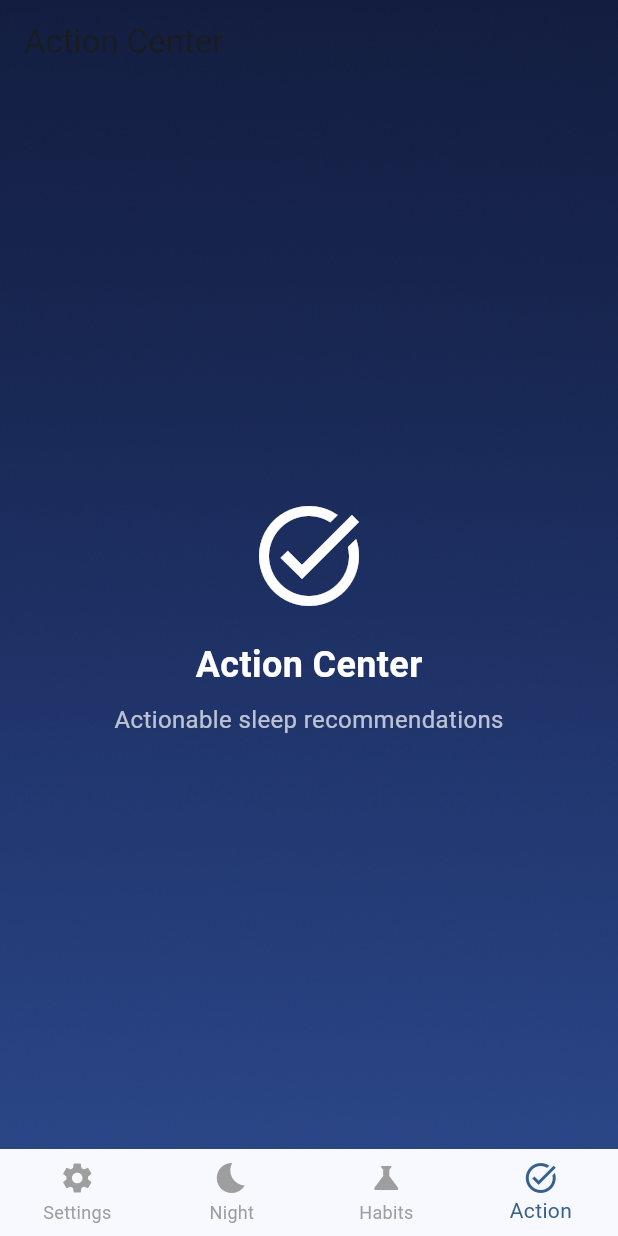
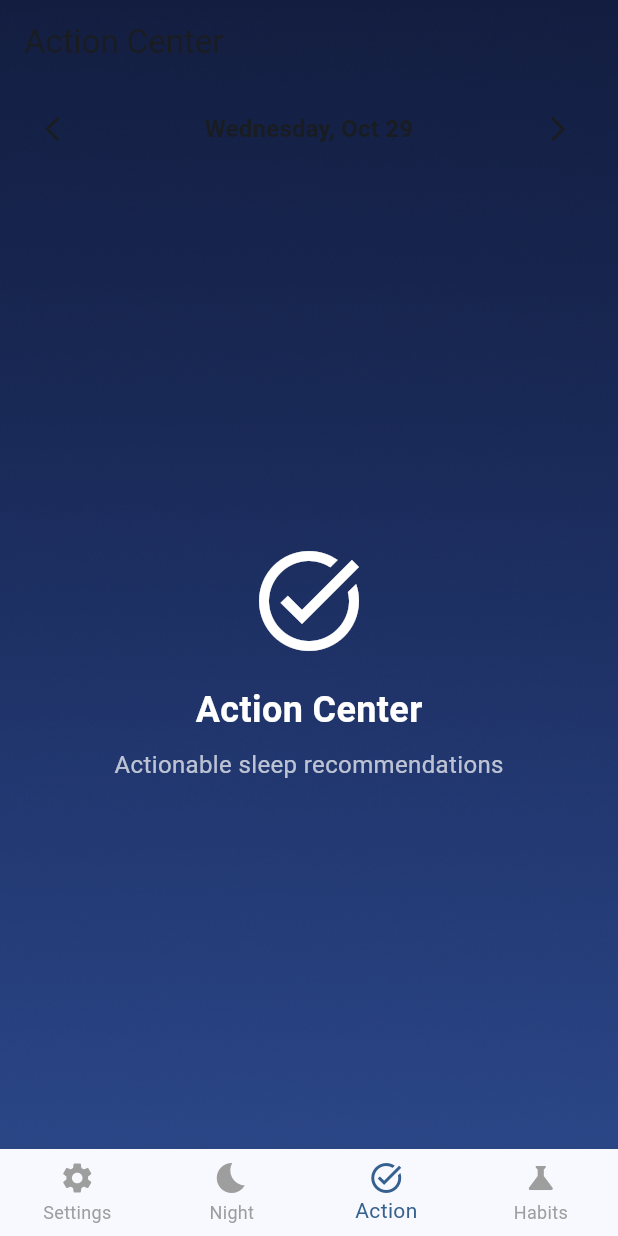
Before and after one commit to Veit-Kramer-Schoeggl/sleepbalance, a Flutter app: the screen it shows after launch, after a tap on "Complete Setup", on a phone screen of 412 x 824 dp. Run offline on Flutter 3.47's test engine with Material 3 defaults, Android fonts, the phone set to English and light mode, and no system bars; our stand-ins replace shared_preferences.

Commit message:
adds  Date Formatter Utility, Reusable Header Widget and integrates it into night review and action center  Both screens converted to StatefulWidget for date state management

```diff
--- /dev/null
+++ b/lib/core/utils/date_formatter.dart
@@ -0,0 +1,72 @@
+import 'package:intl/intl.dart';
+
+class DateFormatter {
+  static final DateFormat _germanDateFormat = DateFormat('EEEE, dd.MM.yyyy', 'de_DE');
+  static final DateFormat _englishDateFormat = DateFormat('EEEE, MMM dd, yyyy', 'en_US');
+  static final DateFormat _germanWeekdayFormat = DateFormat('EEEE', 'de_DE');
+  static final DateFormat _englishWeekdayFormat = DateFormat('EEEE', 'en_US');
+
+  /// Formats date for German locale (24-hour format)
+  /// Example: "Dienstag, 29.10.2024"
+  static String formatDateGerman(DateTime date) {
+    return _germanDateFormat.format(date);
+  }
+
+  /// Formats date for English locale (12-hour AM/PM format)
+  /// Example: "Tuesday, Oct 29, 2024"
+  static String formatDateEnglish(DateTime date) {
+    return _englishDateFormat.format(date);
+  }
+
+  /// Auto-detects system locale and formats accordingly
+  /// Falls back to English if locale detection fails
+  static String formatDateLocalized(DateTime date) {
+    final String locale = Intl.getCurrentLocale();
+
+    if (locale.startsWith('de')) {
+      return formatDateGerman(date);
+    } else {
+      return formatDateEnglish(date);
+    }
+  }
+
+  /// Gets weekday name in German
+  /// Example: "Dienstag"
+  static String getWeekdayNameGerman(DateTime date) {
+    return _germanWeekdayFormat.format(date);
+  }
+
+  /// Gets weekday name in English
+  /// Example: "Tuesday"
+  static String getWeekdayNameEnglish(DateTime date) {
+    return _englishWeekdayFormat.format(date);
+  }
+
+  /// Gets weekday name based on system locale
+  static String getWeekdayNameLocalized(DateTime date) {
+    final String locale = Intl.getCurrentLocale();
+
+    if (locale.startsWith('de')) {
+      return getWeekdayNameGerman(date);
+    } else {
+      return getWeekdayNameEnglish(date);
+    }
+  }
+
+  /// Formats date for display in the navigation header
+  /// Returns format: "Weekday, Date"
+  /// Example: "Tuesday, Oct 29" or "Dienstag, 29.10"
+  static String formatForHeader(DateTime date) {
+    final String locale = Intl.getCurrentLocale();
+
+    if (locale.startsWith('de')) {
+      final weekday = getWeekdayNameGerman(date);
+      final dateStr = DateFormat('dd.MM', 'de_DE').format(date);
+      return '$weekday, $dateStr';
+    } else {
+      final weekday = getWeekdayNameEnglish(date);
+      final dateStr = DateFormat('MMM dd', 'en_US').format(date);
+      return '$weekday, $dateStr';
+    }
+  }
+}
--- a/lib/features/action_center/presentation/screens/action_screen.dart
+++ b/lib/features/action_center/presentation/screens/action_screen.dart
@@ -1,9 +1,17 @@
 import 'package:flutter/material.dart';
 import '../../../../shared/widgets/ui/background_wrapper.dart';
+import '../../../../shared/widgets/ui/date_navigation_header.dart';
 
 /// Action Center screen for actionable sleep recommendations and tasks
-class ActionScreen extends StatelessWidget {
+class ActionScreen extends StatefulWidget {
   const ActionScreen({super.key});
+
+  @override
+  State<ActionScreen> createState() => _ActionScreenState();
+}
+
+class _ActionScreenState extends State<ActionScreen> {
+  DateTime _currentDate = DateTime.now();
 
   @override
   Widget build(BuildContext context) {
@@ -17,7 +25,23 @@ class ActionScreen extends StatelessWidget {
           backgroundColor: Colors.transparent,
           elevation: 0,
         ),
-        body: const Center(
+        body: Column(
+          children: [
+            DateNavigationHeader(
+              currentDate: _currentDate,
+              onPreviousDay: () {
+                setState(() {
+                  _currentDate = _currentDate.subtract(const Duration(days: 1));
+                });
+              },
+              onNextDay: () {
+                setState(() {
+                  _currentDate = _currentDate.add(const Duration(days: 1));
+                });
+              },
+            ),
+            const Expanded(
+              child: Center(
                 child: Column(
                   mainAxisAlignment: MainAxisAlignment.center,
                   children: [
@@ -40,6 +64,9 @@ class ActionScreen extends StatelessWidget {
                 ),
               ),
             ),
+          ],
+        ),
+      ),
     );
   }
 }
--- a/lib/features/night_review/presentation/screens/night_screen.dart
+++ b/lib/features/night_review/presentation/screens/night_screen.dart
@@ -1,9 +1,17 @@
 import 'package:flutter/material.dart';
 import '../../../../shared/widgets/ui/background_wrapper.dart';
+import '../../../../shared/widgets/ui/date_navigation_header.dart';
 
 /// Night Review screen for reviewing previous night's sleep data
-class NightScreen extends StatelessWidget {
+class NightScreen extends StatefulWidget {
   const NightScreen({super.key});
+
+  @override
+  State<NightScreen> createState() => _NightScreenState();
+}
+
+class _NightScreenState extends State<NightScreen> {
+  DateTime _currentDate = DateTime.now();
 
   @override
   Widget build(BuildContext context) {
@@ -17,7 +25,23 @@ class NightScreen extends StatelessWidget {
           backgroundColor: Colors.transparent,
           elevation: 0,
         ),
-        body: const Center(
+        body: Column(
+          children: [
+            DateNavigationHeader(
+              currentDate: _currentDate,
+              onPreviousDay: () {
+                setState(() {
+                  _currentDate = _currentDate.subtract(const Duration(days: 1));
+                });
+              },
+              onNextDay: () {
+                setState(() {
+                  _currentDate = _currentDate.add(const Duration(days: 1));
+                });
+              },
+            ),
+            const Expanded(
+              child: Center(
                 child: Column(
                   mainAxisAlignment: MainAxisAlignment.center,
                   children: [
@@ -40,6 +64,9 @@ class NightScreen extends StatelessWidget {
                 ),
               ),
             ),
+          ],
+        ),
+      ),
     );
   }
 }
--- a/lib/shared/widgets/navigation/main_navigation.dart
+++ b/lib/shared/widgets/navigation/main_navigation.dart
@@ -14,14 +14,14 @@ class MainNavigation extends StatefulWidget {
 }
 
 class _MainNavigationState extends State<MainNavigation> {
-  int _currentIndex = 3; // Default to Action tab (index 3)
+  int _currentIndex = 2; // Default to Action tab (index 2)
 
   // List of screens corresponding to navigation items
   final List<Widget> _screens = const [
     SettingsScreen(),
     NightScreen(),
+    ActionScreen(),
     HabitsScreen(),
-    ActionScreen(),
   ];
 
   @override
@@ -51,12 +51,12 @@ class _MainNavigationState extends State<MainNavigation> {
             label: 'Night',
           ),
           BottomNavigationBarItem(
+            icon: Icon(Icons.task_alt),
+            label: 'Action',
+          ),
+          BottomNavigationBarItem(
             icon: Icon(Icons.science),
             label: 'Habits',
-          ),
-          BottomNavigationBarItem(
-            icon: Icon(Icons.task_alt),
-            label: 'Action',
           ),
         ],
       ),
--- /dev/null
+++ b/lib/shared/widgets/ui/date_navigation_header.dart
@@ -0,0 +1,65 @@
+import 'package:flutter/material.dart';
+import 'package:sleepbalance/core/utils/date_formatter.dart';
+
+/// A reusable header widget with left/right arrows for date navigation
+/// Displays current date and weekday in localized format
+class DateNavigationHeader extends StatelessWidget {
+  final DateTime currentDate;
+  final VoidCallback onPreviousDay;
+  final VoidCallback onNextDay;
+  final double? height;
+  final EdgeInsetsGeometry? padding;
+
+  const DateNavigationHeader({
+    super.key,
+    required this.currentDate,
+    required this.onPreviousDay,
+    required this.onNextDay,
+    this.height = 60,
+    this.padding = const EdgeInsets.symmetric(horizontal: 16, vertical: 8),
+  });
+
+  @override
+  Widget build(BuildContext context) {
+    return Container(
+      height: height,
+      padding: padding,
+      child: Row(
+        mainAxisAlignment: MainAxisAlignment.spaceBetween,
+        children: [
+          // Left arrow button
+          IconButton(
+            onPressed: onPreviousDay,
+            icon: const Icon(Icons.arrow_back_ios),
+            iconSize: 20,
+            color: Theme.of(context).colorScheme.onSurface,
+            tooltip: 'Previous day',
+          ),
+
+          // Date display in center
+          Expanded(
+            child: Center(
+              child: Text(
+                DateFormatter.formatForHeader(currentDate),
+                style: Theme.of(context).textTheme.titleMedium?.copyWith(
+                  fontWeight: FontWeight.w600,
+                  color: Theme.of(context).colorScheme.onSurface,
+                ),
+                textAlign: TextAlign.center,
+              ),
+            ),
+          ),
+
+          // Right arrow button
+          IconButton(
+            onPressed: onNextDay,
+            icon: const Icon(Icons.arrow_forward_ios),
+            iconSize: 20,
+            color: Theme.of(context).colorScheme.onSurface,
+            tooltip: 'Next day',
+          ),
+        ],
+      ),
+    );
+  }
+}
--- a/pubspec.yaml
+++ b/pubspec.yaml
@@ -35,6 +35,7 @@ dependencies:
   # Use with the CupertinoIcons class for iOS style icons.
   cupertino_icons: ^1.0.8
   shared_preferences: ^2.2.2
+  intl: ^0.19.0
 
 dev_dependencies:
   flutter_test:
```
Also changed, not shown: pubspec.lock, 1 other file. Lines whose indentation alone changed are shown as unchanged.
